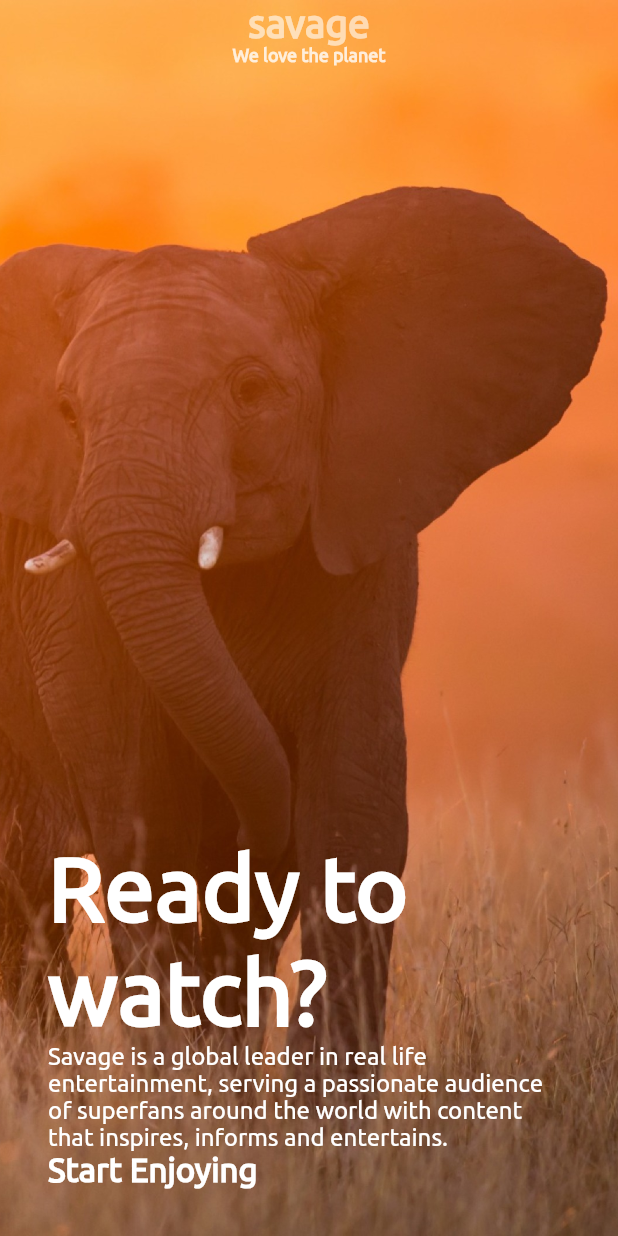
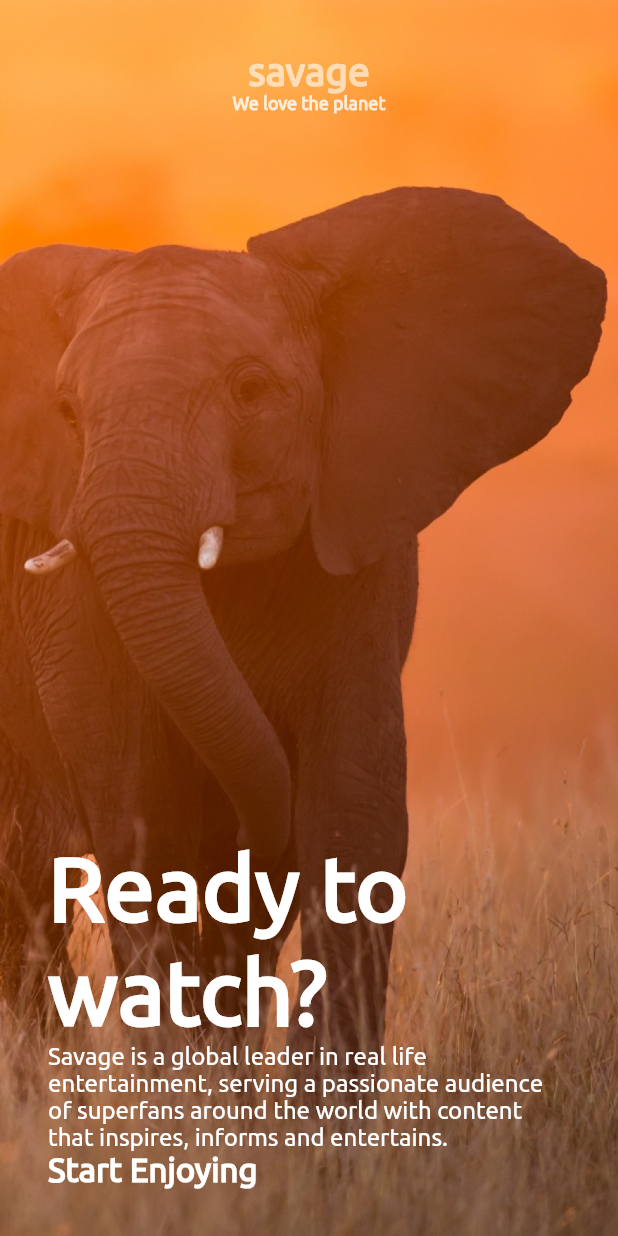
Before and after one commit to dagonco/flutter_savage_workshop, a Flutter app: the screen it shows after launch, on a phone screen of 412 x 824 dp. Run offline on Flutter 3.47's test engine with Material 2 defaults, Android fonts, the phone set to English and light mode, and no system bars.

Commit message:
Set paddings in app bar and enlarge it to fit the device width.

```diff
--- a/lib/common/savage_app_bar.dart
+++ b/lib/common/savage_app_bar.dart
@@ -10,6 +10,12 @@ class SavageAppBar extends StatelessWidget {
   @override
   Widget build(BuildContext context) {
     return Container(
+      width: double.infinity,
+      padding: EdgeInsets.only(
+        left: _marginLeft,
+        top: _marginTop,
+        right: _marginRight,
+      ),
       child: Column(
         children: <Widget>[
           Text(
```
